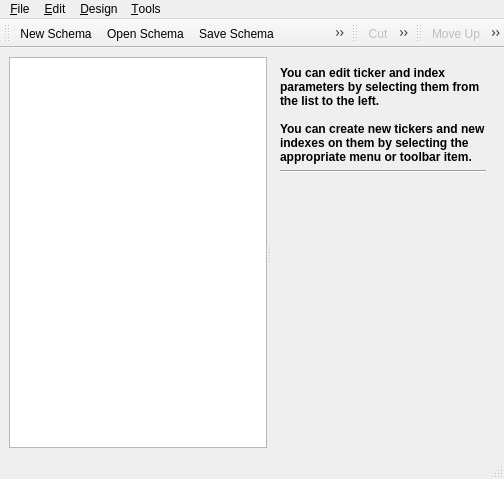
Before: the Qt Designer form profit/widgets/ui_tickerdesigner.ui in hpsilva/profitpy, drawn with Qt 5.
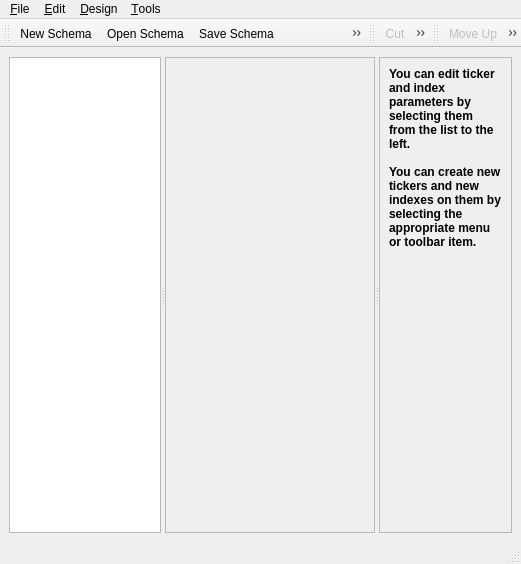
After: the same form once the commit is applied. Icons and pictures are not drawn.

Commit message: Implemented cut, copy and paste items.  Many other enhancements.

Patch:
```diff
--- a/profit/widgets/ui_tickerdesigner.ui
+++ b/profit/widgets/ui_tickerdesigner.ui
@@ -5,8 +5,8 @@
    <rect>
     <x>0</x>
     <y>0</y>
-    <width>504</width>
-    <height>479</height>
+    <width>521</width>
+    <height>564</height>
    </rect>
   </property>
   <property name="windowTitle" >
@@ -16,7 +16,7 @@
    <iconset resource="profit.qrc" >:/images/icons/log.png</iconset>
   </property>
   <widget class="QWidget" name="centralwidget" >
-   <layout class="QHBoxLayout" >
+   <layout class="QVBoxLayout" >
     <property name="margin" >
      <number>9</number>
     </property>
@@ -33,7 +33,10 @@
         <enum>Qt::WheelFocus</enum>
        </property>
       </widget>
-      <widget class="QStackedWidget" name="stackedWidget" >
+      <widget class="QStackedWidget" name="controlStack" >
+       <property name="frameShape" >
+        <enum>QFrame::StyledPanel</enum>
+       </property>
        <property name="currentIndex" >
         <number>0</number>
        </property>
@@ -45,31 +48,6 @@
          <property name="spacing" >
           <number>6</number>
          </property>
-         <item>
-          <widget class="QLabel" name="label" >
-           <property name="text" >
-            <string>&lt;html>&lt;head>&lt;meta name="qrichtext" content="1" />&lt;style type="text/css">
-p, li { white-space: pre-wrap; }
-&lt;/style>&lt;/head>&lt;body style=" font-family:'Sans Serif'; font-size:9pt; font-weight:400; font-style:normal; text-decoration:none;">
-&lt;p style=" margin-top:0px; margin-bottom:0px; margin-left:0px; margin-right:0px; -qt-block-indent:0; text-indent:0px;">&lt;span style=" font-weight:600;">You can edit ticker and index parameters by selecting them from the list to the left.&lt;/span>&lt;/p>
-&lt;p style="-qt-paragraph-type:empty; margin-top:0px; margin-bottom:0px; margin-left:0px; margin-right:0px; -qt-block-indent:0; text-indent:0px; font-weight:600;">&lt;/p>
-&lt;p style=" margin-top:0px; margin-bottom:0px; margin-left:0px; margin-right:0px; -qt-block-indent:0; text-indent:0px; font-weight:600;">You can create new tickers and new indexes on them by selecting the appropriate menu or toolbar item.&lt;/p>&lt;/body>&lt;/html></string>
-           </property>
-           <property name="alignment" >
-            <set>Qt::AlignLeading|Qt::AlignLeft|Qt::AlignTop</set>
-           </property>
-           <property name="wordWrap" >
-            <bool>true</bool>
-           </property>
-          </widget>
-         </item>
-         <item>
-          <widget class="Line" name="line" >
-           <property name="orientation" >
-            <enum>Qt::Horizontal</enum>
-           </property>
-          </widget>
-         </item>
          <item>
           <spacer>
            <property name="orientation" >
@@ -696,6 +674,124 @@
         </layout>
        </widget>
       </widget>
+      <widget class="QStackedWidget" name="helpStack" >
+       <property name="frameShape" >
+        <enum>QFrame::StyledPanel</enum>
+       </property>
+       <property name="currentIndex" >
+        <number>0</number>
+       </property>
+       <widget class="QWidget" name="unknownPage" >
+        <layout class="QVBoxLayout" >
+         <property name="margin" >
+          <number>9</number>
+         </property>
+         <property name="spacing" >
+          <number>6</number>
+         </property>
+         <item>
+          <widget class="QLabel" name="" >
+           <property name="text" >
+            <string>&lt;html>&lt;head>&lt;meta name="qrichtext" content="1" />&lt;style type="text/css">
+p, li { white-space: pre-wrap; }
+&lt;/style>&lt;/head>&lt;body style=" font-family:'Sans Serif'; font-size:9pt; font-weight:400; font-style:normal; text-decoration:none;">
+&lt;p style=" margin-top:0px; margin-bottom:0px; margin-left:0px; margin-right:0px; -qt-block-indent:0; text-indent:0px;">&lt;span style=" font-weight:600;">You can edit ticker and index parameters by selecting them from the list to the left.&lt;/span>&lt;/p>
+&lt;p style="-qt-paragraph-type:empty; margin-top:0px; margin-bottom:0px; margin-left:0px; margin-right:0px; -qt-block-indent:0; text-indent:0px; font-weight:600;">&lt;/p>
+&lt;p style=" margin-top:0px; margin-bottom:0px; margin-left:0px; margin-right:0px; -qt-block-indent:0; text-indent:0px; font-weight:600;">You can create new tickers and new indexes on them by selecting the appropriate menu or toolbar item.&lt;/p>&lt;/body>&lt;/html></string>
+           </property>
+           <property name="alignment" >
+            <set>Qt::AlignLeading|Qt::AlignLeft|Qt::AlignTop</set>
+           </property>
+           <property name="wordWrap" >
+            <bool>true</bool>
+           </property>
+          </widget>
+         </item>
+        </layout>
+       </widget>
+       <widget class="QWidget" name="symbolPage" >
+        <layout class="QVBoxLayout" >
+         <property name="margin" >
+          <number>9</number>
+         </property>
+         <property name="spacing" >
+          <number>6</number>
+         </property>
+         <item>
+          <widget class="QLabel" name="" >
+           <property name="text" >
+            <string>&lt;html>&lt;head>&lt;meta name="qrichtext" content="1" />&lt;style type="text/css">
+p, li { white-space: pre-wrap; }
+&lt;/style>&lt;/head>&lt;body style=" font-family:'Sans Serif'; font-size:9pt; font-weight:400; font-style:normal; text-decoration:none;">
+&lt;p style=" margin-top:0px; margin-bottom:0px; margin-left:0px; margin-right:0px; -qt-block-indent:0; text-indent:0px;">&lt;span style=" font-weight:600;">You can edit the parameters of the ticker here.&lt;/span>&lt;/p>&lt;/body>&lt;/html></string>
+           </property>
+           <property name="alignment" >
+            <set>Qt::AlignLeading|Qt::AlignLeft|Qt::AlignTop</set>
+           </property>
+           <property name="wordWrap" >
+            <bool>true</bool>
+           </property>
+          </widget>
+         </item>
+        </layout>
+       </widget>
+       <widget class="QWidget" name="fieldPage" >
+        <layout class="QVBoxLayout" >
+         <property name="margin" >
+          <number>9</number>
+         </property>
+         <property name="spacing" >
+          <number>6</number>
+         </property>
+         <item>
+          <widget class="QLabel" name="" >
+           <property name="text" >
+            <string>&lt;html>&lt;head>&lt;meta name="qrichtext" content="1" />&lt;style type="text/css">
+p, li { white-space: pre-wrap; }
+&lt;/style>&lt;/head>&lt;body style=" font-family:'Sans Serif'; font-size:9pt; font-weight:400; font-style:normal; text-decoration:none;">
+&lt;p style=" margin-top:0px; margin-bottom:0px; margin-left:0px; margin-right:0px; -qt-block-indent:0; text-indent:0px;">&lt;span style=" font-weight:600;">You can change the ticker field type here.&lt;/span>&lt;/p>
+&lt;p style="-qt-paragraph-type:empty; margin-top:0px; margin-bottom:0px; margin-left:0px; margin-right:0px; -qt-block-indent:0; text-indent:0px; font-weight:600;">&lt;/p>
+&lt;p style=" margin-top:0px; margin-bottom:0px; margin-left:0px; margin-right:0px; -qt-block-indent:0; text-indent:0px; font-weight:600;">You must set the field in order to select it an index parameter.&lt;/p>&lt;/body>&lt;/html></string>
+           </property>
+           <property name="alignment" >
+            <set>Qt::AlignLeading|Qt::AlignLeft|Qt::AlignTop</set>
+           </property>
+           <property name="wordWrap" >
+            <bool>true</bool>
+           </property>
+          </widget>
+         </item>
+        </layout>
+       </widget>
+       <widget class="QWidget" name="indexPage" >
+        <layout class="QVBoxLayout" >
+         <property name="margin" >
+          <number>9</number>
+         </property>
+         <property name="spacing" >
+          <number>6</number>
+         </property>
+         <item>
+          <widget class="QLabel" name="" >
+           <property name="text" >
+            <string>&lt;html>&lt;head>&lt;meta name="qrichtext" content="1" />&lt;style type="text/css">
+p, li { white-space: pre-wrap; }
+&lt;/style>&lt;/head>&lt;body style=" font-family:'Sans Serif'; font-size:9pt; font-weight:400; font-style:normal; text-decoration:none;">
+&lt;p style=" margin-top:0px; margin-bottom:0px; margin-left:0px; margin-right:0px; -qt-block-indent:0; text-indent:0px;">&lt;span style=" font-weight:600;">You can change the type of index and its constructor parameters here.&lt;/span>&lt;/p>
+&lt;p style="-qt-paragraph-type:empty; margin-top:0px; margin-bottom:0px; margin-left:0px; margin-right:0px; -qt-block-indent:0; text-indent:0px; font-weight:600;">&lt;/p>
+&lt;p style=" margin-top:0px; margin-bottom:0px; margin-left:0px; margin-right:0px; -qt-block-indent:0; text-indent:0px; font-weight:600;">You must set the index name in order to select it as a parameter of another item.&lt;/p>&lt;/body>&lt;/html></string>
+           </property>
+           <property name="alignment" >
+            <set>Qt::AlignLeading|Qt::AlignLeft|Qt::AlignTop</set>
+           </property>
+           <property name="wordWrap" >
+            <bool>true</bool>
+           </property>
+          </widget>
+         </item>
+        </layout>
+       </widget>
+      </widget>
      </widget>
     </item>
    </layout>
@@ -705,7 +801,7 @@
     <rect>
      <x>0</x>
      <y>0</y>
-     <width>504</width>
+     <width>521</width>
      <height>28</height>
     </rect>
    </property>
```
Left out of the diff: 101 changed lines with no effect on the pictures. The commit also changes 1 other file.
